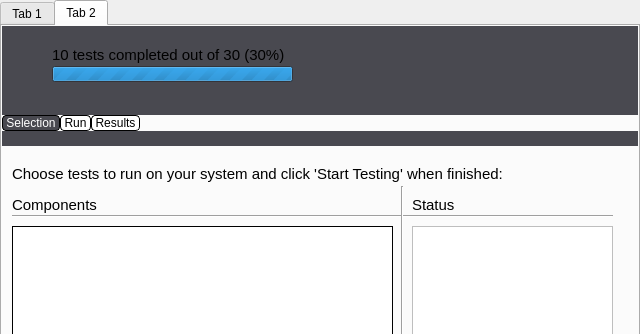
First picture: the form in qt/frontend/qtfront.ui, repository checkbox/checkbox, before the edit; both pictures show x 0 to 640 and y 0 to 334 of the 640 by 480 pixel window.
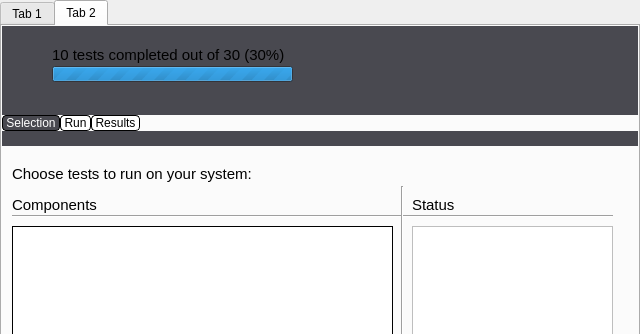
Second picture: the form after the edit. Icons and pictures are not drawn.

Commit message: Fix oversight in Run tab fix.

Patch:
```diff
--- a/qt/frontend/qtfront.ui
+++ b/qt/frontend/qtfront.ui
@@ -481,7 +481,7 @@
               </rect>
              </property>
              <property name="text">
-              <string>Choose tests to run on your system and click 'Start Testing' when finished:</string>
+              <string>Choose tests to run on your system:</string>
              </property>
             </widget>
             <widget class="Line" name="line">
```
